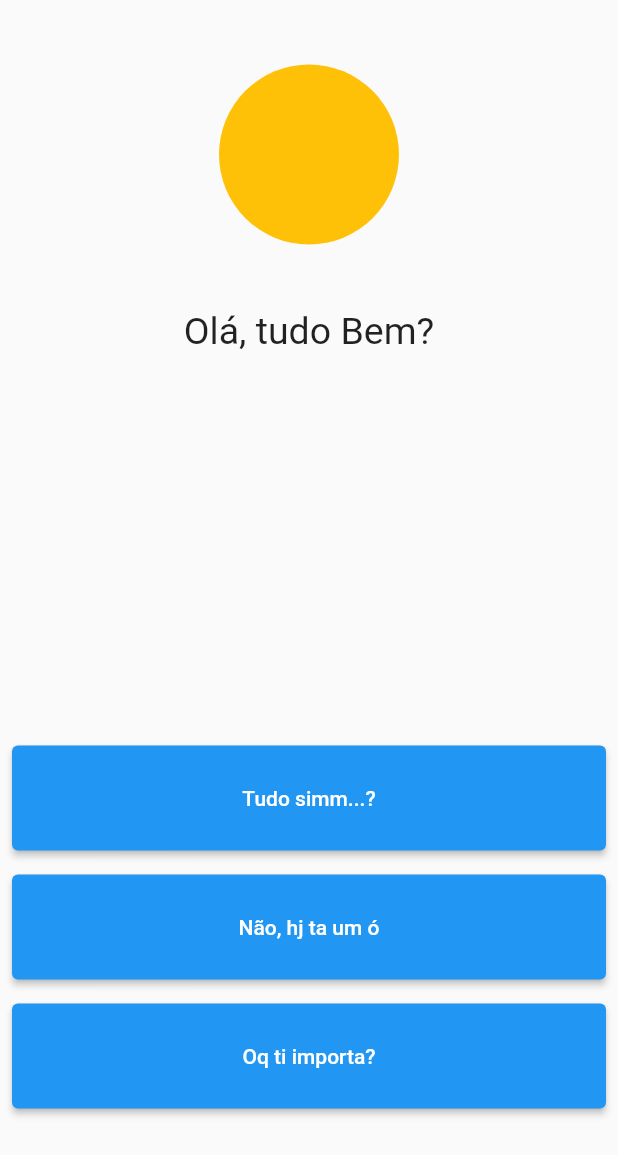
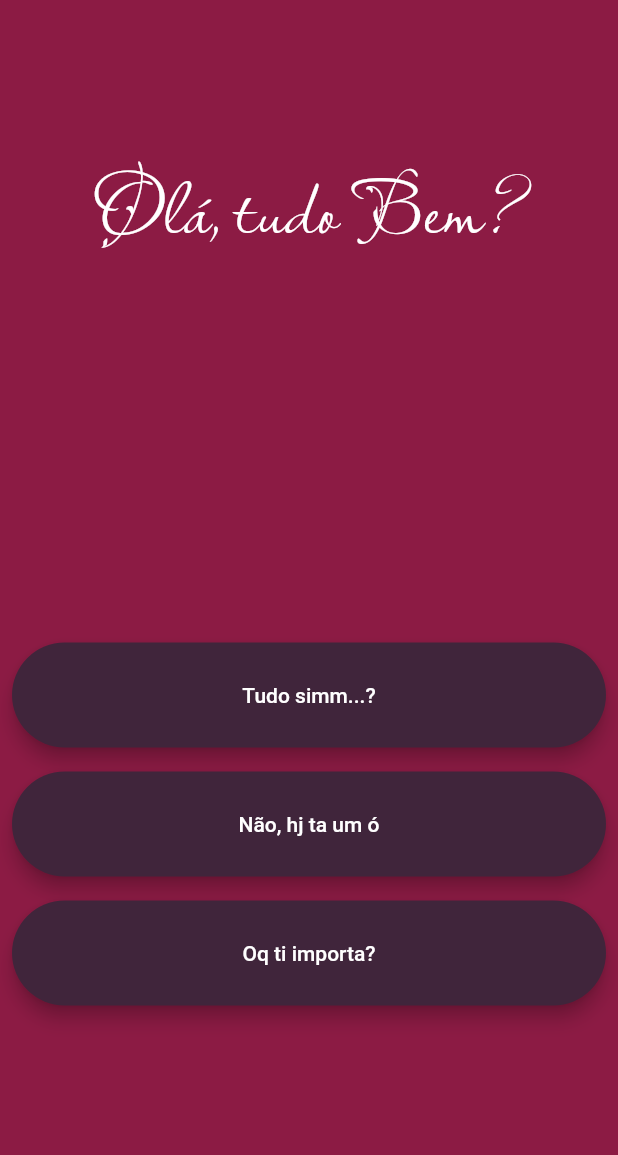
Before and after one commit to joseRibamar21/vamp, a Flutter app: the screen it shows after launch, on a phone screen of 412 x 824 dp. Shown: the top 1155 px of the screen. Run offline on Flutter 3.47's test engine with Material 2 defaults, Android fonts, the phone set to English and light mode, and no system bars.

Commit message:
adicionado cores e uma nova fonte

```diff
--- a/lib/mock/game_mock.dart
+++ b/lib/mock/game_mock.dart
@@ -36,7 +36,7 @@ class GameMock {
       {
         "id": 3,
         "imagePath": null,
-        "question": "COME TORTAAAAAAA!!!!!",
+        "question": "Come Tortaaaa!!!!!",
         "answers": [
           {"title": "Não", "route": 1},
           {"title": "Já comi otário", "route": 4}
--- a/lib/mock/mock.json
+++ b/lib/mock/mock.json
@@ -23,7 +23,7 @@
         {
             "id": 2,
             "imagePath": null,
-            "question": "Olá, tudo Bem?",
+            "question": "Voce vem sempre aki??",
             "answers": [
                 {
                     "title": "Tudo simm...?",
@@ -54,7 +54,7 @@
         {
             "id": 4,
             "imagePath": null,
-            "question": "COME TORTAAAAAAA!!!!!",
+            "question": "Come Tortaaaaaaa!!!!!",
             "answers": [
                 {
                     "title": "Não",
--- a/lib/ui/pages/quest_page.dart
+++ b/lib/ui/pages/quest_page.dart
@@ -47,6 +47,7 @@ class _QuestPageState extends State<QuestPage>
   @override
   Widget build(BuildContext context) {
     return Scaffold(
+      backgroundColor: const Color(0xFF8C1B44),
       body: Builder(builder: (context) {
         animationController!.forward();
         return SafeArea(
@@ -73,17 +74,24 @@ class QuestBody extends StatelessWidget {
   Widget build(BuildContext context) {
     return Column(
       children: [
-        const Expanded(
+        question.imagePath != null
+            ? const Expanded(
                 child: CircleAvatar(
                   radius: 60,
                   backgroundColor: Colors.amber,
                 ),
-        ),
+              )
+            : SizedBox(),
         Expanded(
+          child: Center(
             child: Text(
               question.question.toString(),
-            style: const TextStyle(fontSize: 25),
+              style: const TextStyle(
+                  fontSize: 55,
+                  color: Colors.white,
+                  fontFamily: "LavishlyYours"),
               textAlign: TextAlign.center,
+            ),
           ),
         ),
         Expanded(
@@ -97,10 +105,17 @@ class QuestBody extends StatelessWidget {
                 child: SizedBox(
                   height: 70,
                   child: ElevatedButton(
+                    style: ElevatedButton.styleFrom(
+                        shape: RoundedRectangleBorder(
+                            borderRadius: BorderRadius.circular(50)),
+                        onPrimary: Colors.red,
+                        elevation: 5,
+                        primary: const Color(0xFF40253B)),
                     onPressed: () =>
                         nextQuest(question.answers![i].route!.toInt()),
                     child: Text(
                       question.answers![i].title.toString(),
+                      style: const TextStyle(color: Colors.white),
                     ),
                   ),
                 ),
```
Also changed, not shown: pubspec.yaml (+6 -6 lines), lib/ui/google_fonts/LavishlyYours-Regular.ttf (added), lib/ui/pages/components/components.dart (added). Lines whose indentation alone changed are shown as unchanged.
